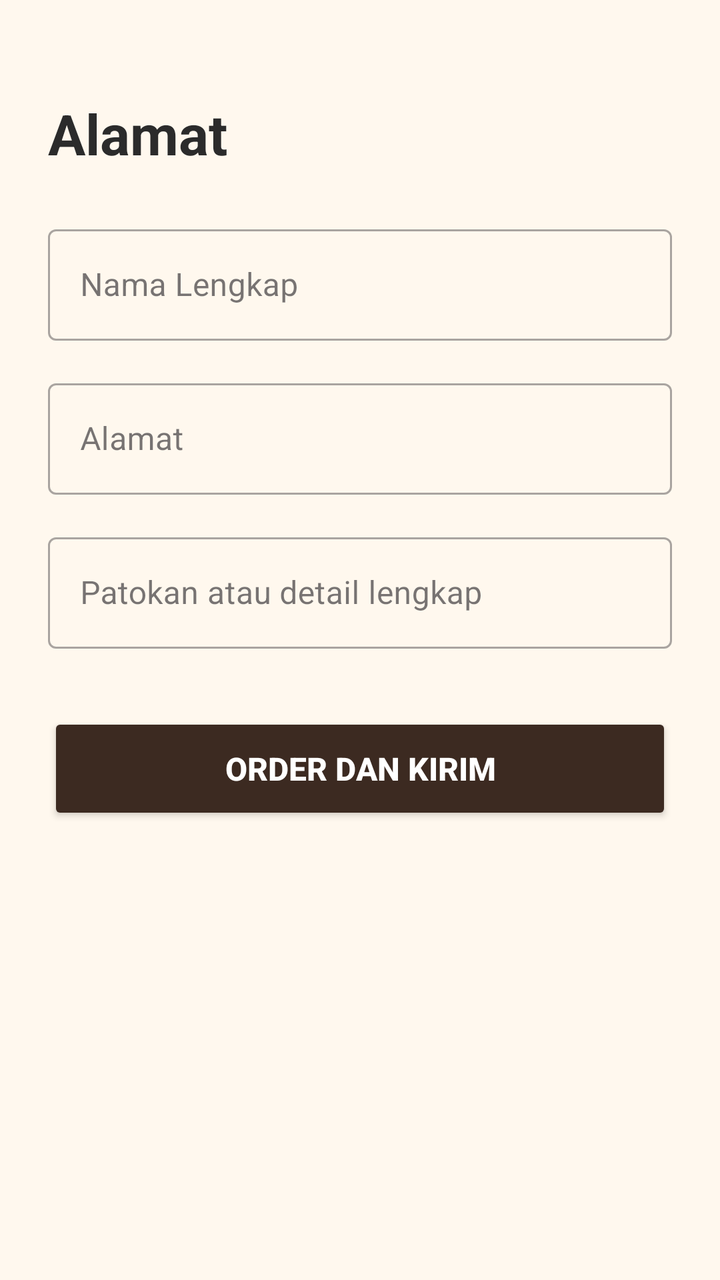
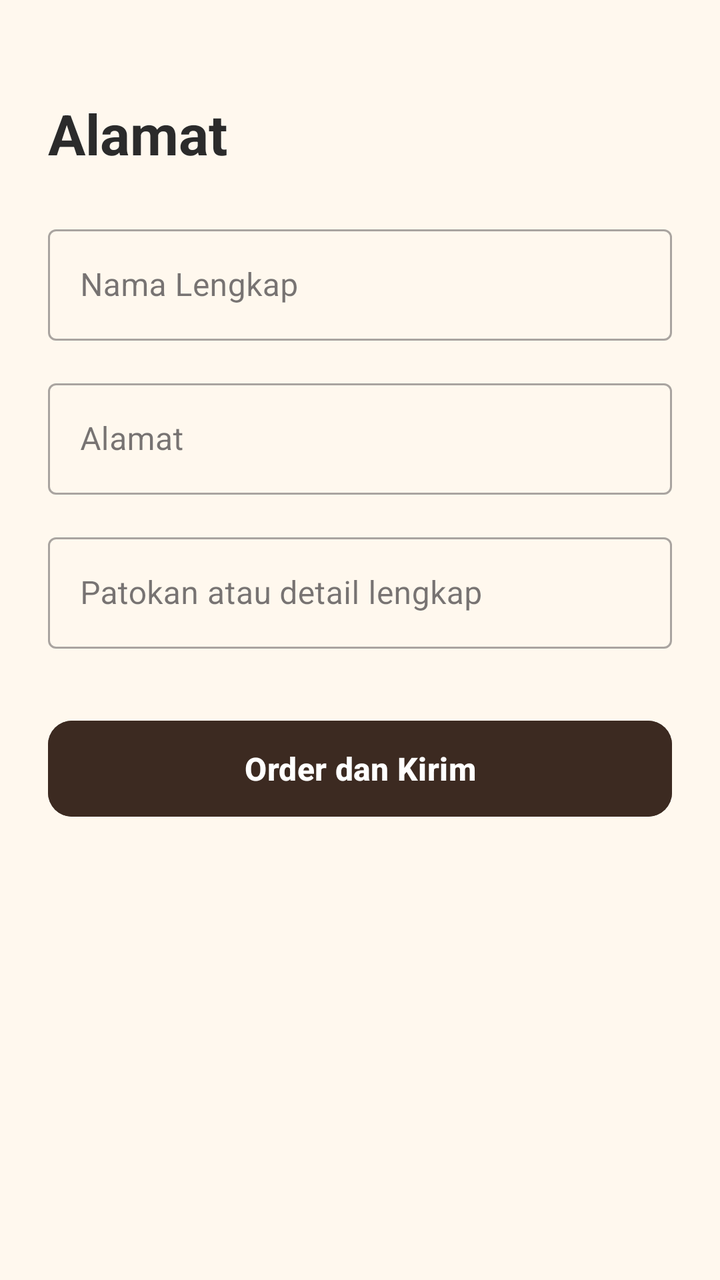

Two renders of the same Android screen: before a commit and after it. Below are the layout's source before the change and the commit's diff.
<!-- AndroidManifest.xml: application theme Theme.KopiDanNyemil -->
<!-- res/layout/activity_order.xml -->
<?xml version="1.0" encoding="utf-8"?>
<LinearLayout xmlns:android="http://schemas.android.com/apk/res/android"
    xmlns:app="http://schemas.android.com/apk/res-auto"
    android:layout_width="match_parent"
    android:layout_height="match_parent"
    android:background="@color/cream_bg"
    android:orientation="vertical"
    android:padding="24dp">

    <TextView
        android:layout_width="wrap_content"
        android:layout_height="wrap_content"
        android:layout_marginTop="24dp"
        android:text="Alamat"
        android:textColor="@color/text_dark"
        android:textSize="28sp"
        android:textStyle="bold"
        android:layout_marginBottom="24dp" />

    <com.google.android.material.textfield.TextInputLayout
        android:layout_width="match_parent"
        android:layout_height="wrap_content"
        android:layout_marginBottom="16dp"
        style="@style/Widget.MaterialComponents.TextInputLayout.OutlinedBox">

        <com.google.android.material.textfield.TextInputEditText
            android:id="@+id/etOrderNama"
            android:layout_width="match_parent"
            android:layout_height="wrap_content"
            android:hint="Nama Lengkap"
            android:inputType="textPersonName" />
    </com.google.android.material.textfield.TextInputLayout>

    <com.google.android.material.textfield.TextInputLayout
        android:layout_width="match_parent"
        android:layout_height="wrap_content"
        android:layout_marginBottom="16dp"
        style="@style/Widget.MaterialComponents.TextInputLayout.OutlinedBox">

        <com.google.android.material.textfield.TextInputEditText
            android:id="@+id/etOrderAlamat"
            android:layout_width="match_parent"
            android:layout_height="wrap_content"
            android:hint="Alamat"
            android:inputType="textPostalAddress" />
    </com.google.android.material.textfield.TextInputLayout>

    <com.google.android.material.textfield.TextInputLayout
        android:layout_width="match_parent"
        android:layout_height="wrap_content"
        android:layout_marginBottom="32dp"
        style="@style/Widget.MaterialComponents.TextInputLayout.OutlinedBox">

        <com.google.android.material.textfield.TextInputEditText
            android:id="@+id/etOrderPatokan"
            android:layout_width="match_parent"
            android:layout_height="wrap_content"
            android:hint="Patokan atau detail lengkap"
            android:inputType="textLongMessage" />
    </com.google.android.material.textfield.TextInputLayout>

    <Button
        android:id="@+id/btnOrderKirim"
        android:layout_width="match_parent"
        android:layout_height="56dp"
        android:backgroundTint="@color/coffee_dark"
        android:text="Order dan Kirim"
        android:textColor="@color/white"
        android:textSize="16sp"
        android:textStyle="bold"
        app:cornerRadius="12dp" />

</LinearLayout>
<!-- resources referenced by this layout -->
<resources>
  <color name="coffee_dark">#3C2A21</color>
  <color name="cream_bg">#FFF8EE</color>
  <color name="text_dark">#2B2B2B</color>
  <color name="white">#FFFFFFFF</color>
  <style name="Theme.KopiDanNyemil" parent="Base.Theme.KopiDanNyemil" />
  <style name="Base.Theme.KopiDanNyemil" parent="Theme.Material3.DayNight.NoActionBar">
          <item name="android:windowBackground">@color/cream_bg</item>
          <item name="colorPrimary">@color/coffee_dark</item>
      </style>
</resources>

<!-- the commit's change to res/layout/activity_order.xml (unified diff, before → after) -->
@@ -59,7 +59,7 @@
             android:inputType="textLongMessage" />
     </com.google.android.material.textfield.TextInputLayout>
 
-    <Button
+    <com.google.android.material.button.MaterialButton
         android:id="@+id/btnOrderKirim"
         android:layout_width="match_parent"
         android:layout_height="56dp"
